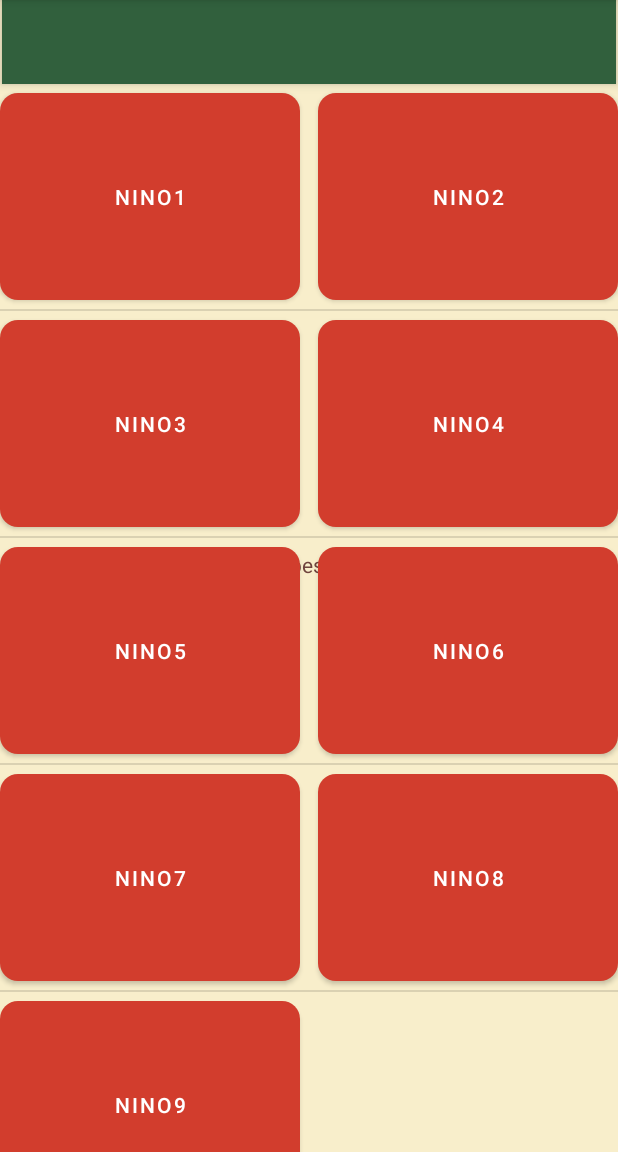
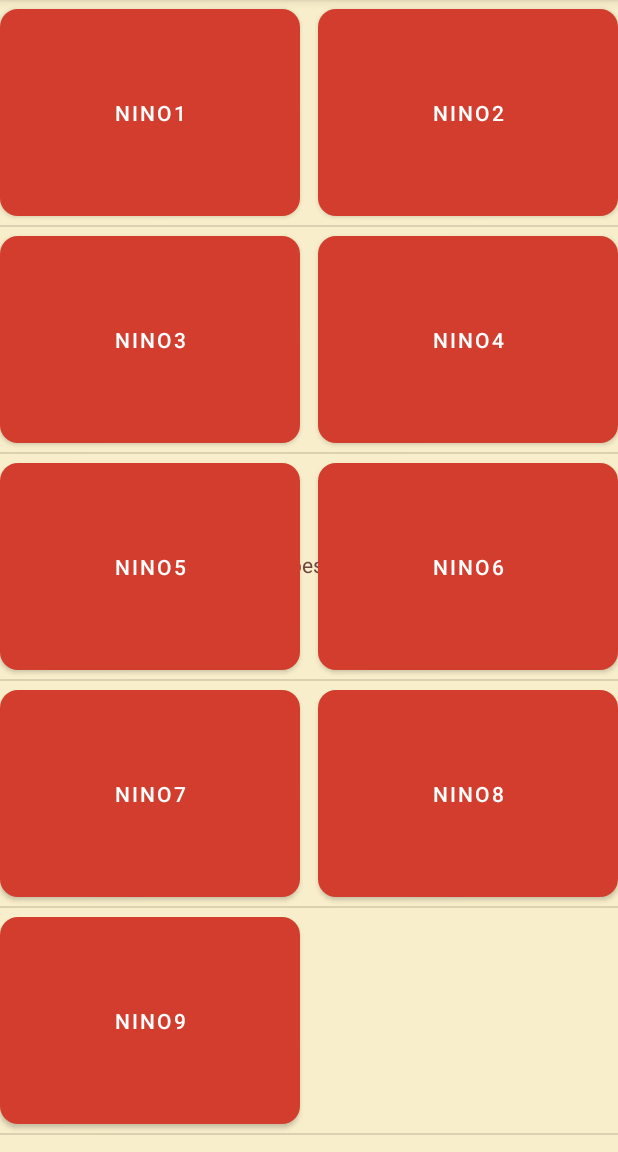
Before and after one commit to Ryoris/BurgerBox, an Android app: the screen it shows after launch (MainActivity), on a phone screen of 412 x 824 dp, the part 84-1236 px from its top. Run offline under Robolectric (Android 15) with nearby library versions, the phone set to English and light mode, and no system bars.

Commit message:
ListView, classes Audio et TwoAudio

```diff
--- a/app/src/main/res/layout/activity_main.xml
+++ b/app/src/main/res/layout/activity_main.xml
@@ -16,25 +16,11 @@
         app:layout_constraintStart_toStartOf="parent"
         app:layout_constraintTop_toTopOf="parent" />
 
-    <androidx.appcompat.widget.Toolbar
-        android:id="@+id/my_toolbar"
-        android:layout_width="match_parent"
-        android:layout_height="?attr/actionBarSize"
-        android:layout_marginStart="1dp"
-        android:layout_marginEnd="1dp"
-        android:background="#31603D"
-        android:elevation="4dp"
-        android:theme="@style/ThemeOverlay.AppCompat.ActionBar"
-        app:layout_constraintEnd_toEndOf="parent"
-        app:layout_constraintHorizontal_bias="1.0"
-        app:layout_constraintStart_toStartOf="parent"
-        app:layout_constraintTop_toTopOf="parent"
-        app:popupTheme="@style/ThemeOverlay.AppCompat.Light"/>
     <ListView
         android:id="@+id/listview_1"
         android:layout_width="match_parent"
         android:layout_height="match_parent"
-        android:layout_marginTop="?attr/actionBarSize"
+
         />
         <!--
         app:menu="@menu/action_buttons"
```
